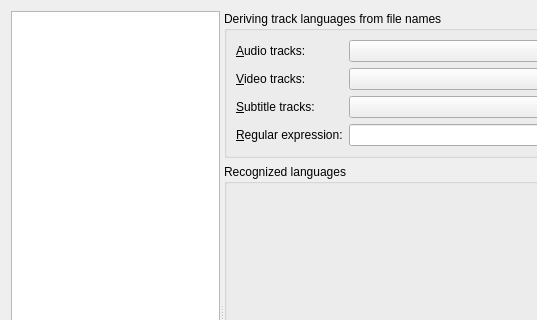
Above: src/mkvtoolnix-gui/forms/main_window/preferences_dialog.ui from jpsdr/MKVToolnix-Windows-7 before the change; both pictures show x 0 to 537 and y 0 to 320 of the 838 by 653 pixel window. Below: the same form after it.
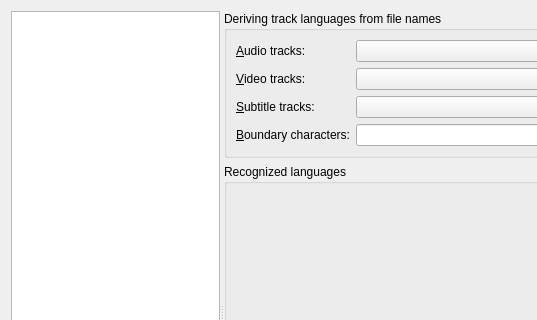
That is the form after the change. The open tabs and pages were chosen to show the change. Icons and pictures are not drawn. Custom widgets are drawn as their Qt base class.

Diff of the .ui file:
```diff
--- a/src/mkvtoolnix-gui/forms/main_window/preferences_dialog.ui
+++ b/src/mkvtoolnix-gui/forms/main_window/preferences_dialog.ui
@@ -1046,7 +1046,7 @@
            <item row="3" column="0">
             <widget class="QLabel" name="label_18">
              <property name="text">
-              <string>&amp;Regular expression:</string>
+              <string>&amp;Boundary characters:</string>
              </property>
              <property name="buddy">
               <cstring>leMDeriveTrackLanguageCustomRegex</cstring>
```
Left out of the diff: 10 changed lines with no effect on the pictures.
